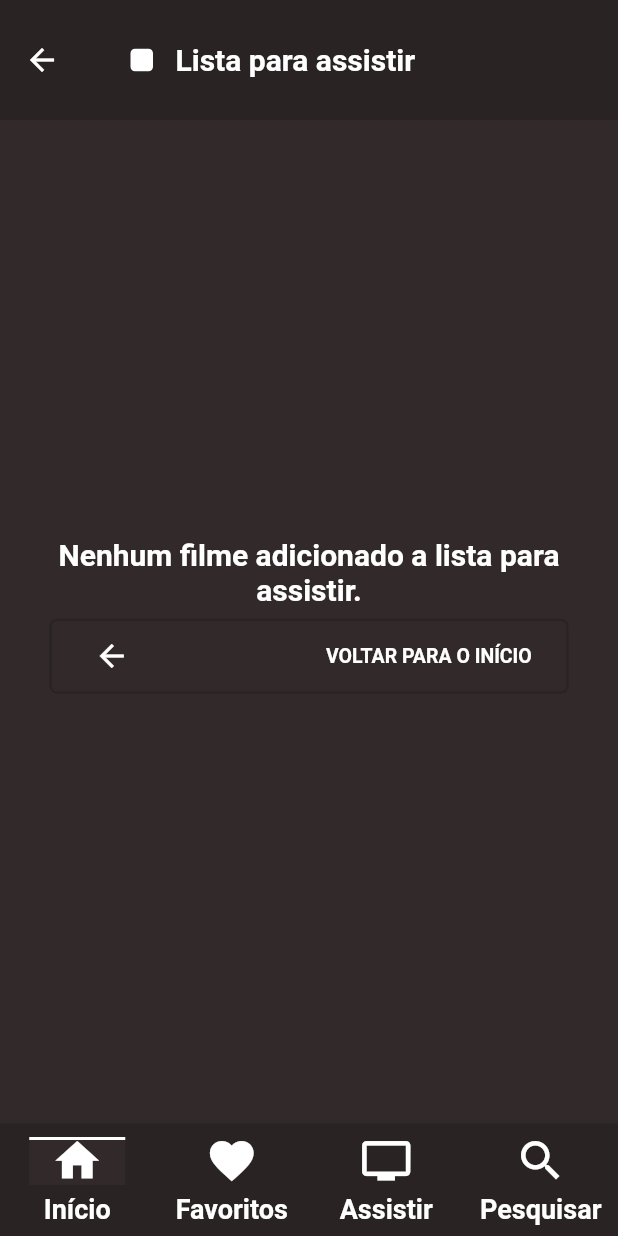
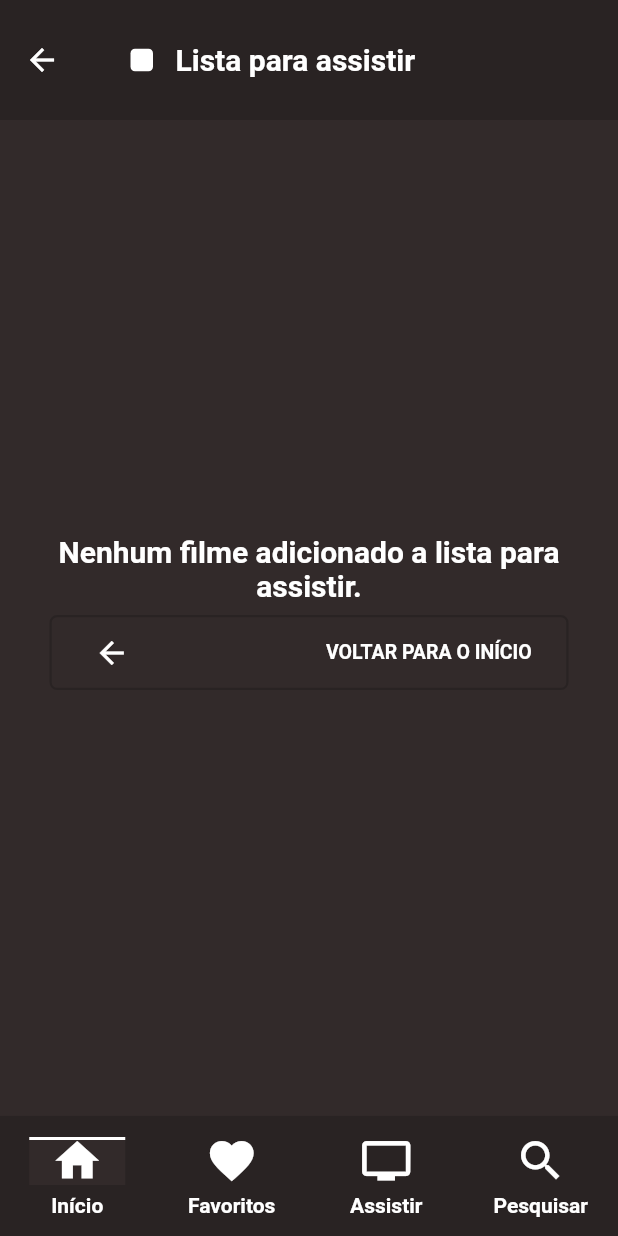
Before and after one commit to alexandrofuchs/fav_movies, a Flutter app: the WatchListPage screen opened by its route, on a phone screen of 412 x 824 dp. Run offline on Flutter 3.47's test engine with Material 3 defaults, Android fonts, the phone set to English and light mode, and no system bars; our stand-ins replace dio, equatable, flutter_animate, flutter_bloc, flutter_modular, sqflite and 1 more; missing offline and left inert: flutter_debouncer; accounts and stored records are empty; network calls fail.

Commit message:
fixed: [More adaptive UI to screen size]

```diff
--- a/lib/core/themes/app_theme.dart
+++ b/lib/core/themes/app_theme.dart
@@ -13,14 +13,13 @@ abstract class AppTheme with ThemedComponents {
           appBarTheme: ThemedComponents._appBarTheme(),
           iconTheme: ThemedComponents._iconThemeData(),
           navigationBarTheme: NavigationBarTheme.of(context).copyWith(
-            height: 75,
             backgroundColor: AppColors.primaryColorDark,
             elevation: 1,
             overlayColor:
                 const WidgetStatePropertyAll(AppColors.secundaryColor),
             indicatorColor: AppColors.primaryColor,
             labelTextStyle:  const WidgetStatePropertyAll(
-                AppTextStyles.labelMedium),
+                AppTextStyles.labelSmall),
             indicatorShape: const Border(
                 top: BorderSide(color: AppColors.secundaryColor, width: 2))),
           textTheme:  const TextTheme(
--- a/lib/modules/details/presenter/pages/movie_details/movie_details_page.dart
+++ b/lib/modules/details/presenter/pages/movie_details/movie_details_page.dart
@@ -114,6 +114,8 @@ class _MovieDetailsPageState extends State<MovieDetailsPage>
 
 
   Widget loadedWidget(MovieDetails movieDetails) => SingleChildScrollView(
+          child: Padding(
+            padding: const EdgeInsets.only(bottom: 15),
             child: Column(
                     mainAxisAlignment: MainAxisAlignment.spaceBetween,
                     children: [
@@ -134,6 +136,7 @@ class _MovieDetailsPageState extends State<MovieDetailsPage>
             ]),
             actions(),
                     ],
+                  ),
           ));
 
   Widget actions() => Padding(
```
Also changed, not shown: lib/core/widgets/movies/movie_widgets.dart (+7 -5 lines). Lines whose indentation alone changed are shown as unchanged.
